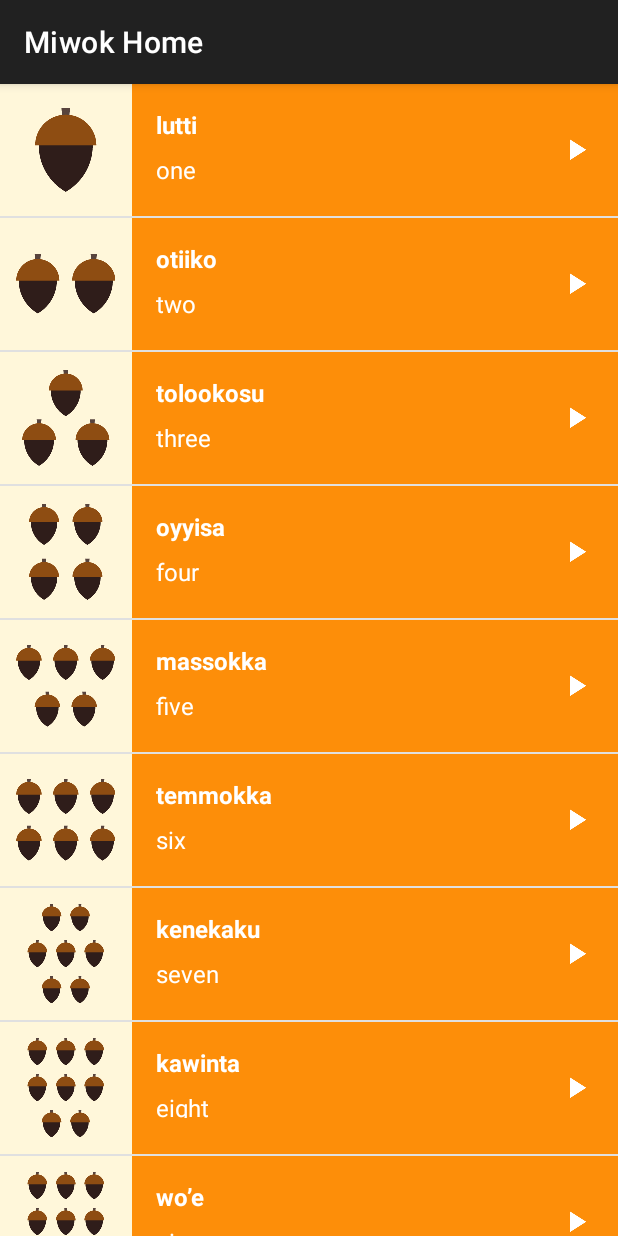
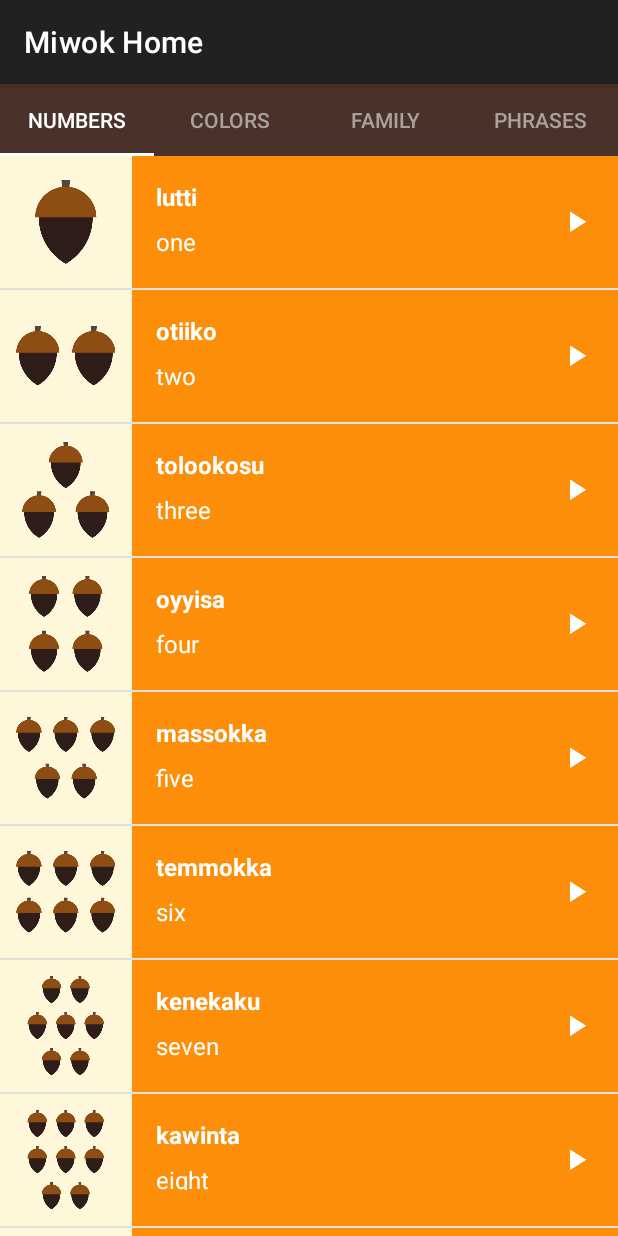
Before and after one commit to sanmeshkakade/MiwokApp, an Android app: the screen it shows after launch (Home), on a phone screen of 412 x 824 dp. Run offline under Robolectric (Android 15) with nearby library versions, the phone set to English and light mode, and no system bars.

Commit message:
TabLayout added

```diff
--- a/app/src/main/java/com/example/myapplication1/Home.java
+++ b/app/src/main/java/com/example/myapplication1/Home.java
@@ -8,6 +8,8 @@ import android.widget.TextView;
 import androidx.annotation.Nullable;
 import androidx.appcompat.app.AppCompatActivity;
 import androidx.viewpager.widget.ViewPager;
+
+import com.google.android.material.tabs.TabLayout;
 
 public class Home extends AppCompatActivity {
 
@@ -25,6 +27,9 @@ public class Home extends AppCompatActivity {
 
         //set the adapter onto the view pager
         viewPager.setAdapter(adapter);
+
+        TabLayout tabLayout = (TabLayout)findViewById(R.id.sliding_tabs);
+        tabLayout.setupWithViewPager(viewPager);
 
 //        //finding view by id
 //        TextView numbers = findViewById(R.id.numbers);
--- a/app/src/main/java/com/example/myapplication1/SimpleFragmentPageAdapter.java
+++ b/app/src/main/java/com/example/myapplication1/SimpleFragmentPageAdapter.java
@@ -3,6 +3,7 @@ package com.example.myapplication1;
 import android.view.View;
 
 import androidx.annotation.NonNull;
+import androidx.annotation.Nullable;
 import androidx.fragment.app.Fragment;
 import androidx.fragment.app.FragmentManager;
 import androidx.fragment.app.FragmentPagerAdapter;
@@ -10,8 +11,9 @@ import androidx.fragment.app.FragmentPagerAdapter;
 import org.jetbrains.annotations.NotNull;
 
 public class SimpleFragmentPageAdapter extends FragmentPagerAdapter {
+    private final String[] tabTitles = new String[] {"NUMBERS","COLORS","FAMILY", "PHRASES"};
 
-    public SimpleFragmentPageAdapter(FragmentManager fm){super(fm);}
+    public SimpleFragmentPageAdapter(FragmentManager fm){super(fm,BEHAVIOR_RESUME_ONLY_CURRENT_FRAGMENT);}
 
 
     @Override
@@ -33,4 +35,9 @@ public class SimpleFragmentPageAdapter extends FragmentPagerAdapter {
     public int getCount() {
         return 4;
     }
+
+    @Override
+    public CharSequence getPageTitle(int position) {
+        return tabTitles[position];
+    }
 }
--- a/app/src/main/res/layout/home.xml
+++ b/app/src/main/res/layout/home.xml
@@ -1,16 +1,29 @@
 <?xml version="1.0" encoding="utf-8"?>
-<androidx.constraintlayout.widget.ConstraintLayout xmlns:android="http://schemas.android.com/apk/res/android"
+<LinearLayout xmlns:android="http://schemas.android.com/apk/res/android"
+    xmlns:app="http://schemas.android.com/apk/res-auto"
+    xmlns:tools="http://schemas.android.com/tools"
+    android:id="@+id/home"
     android:layout_width="match_parent"
     android:layout_height="match_parent"
-    xmlns:tools="http://schemas.android.com/tools"
-    android:id="@+id/home"
+    android:orientation="vertical"
     tools:context=".Home">
 
+
+    <com.google.android.material.tabs.TabLayout
+        android:id="@+id/sliding_tabs"
+        style="@style/Tabs"
+        android:layout_width="match_parent"
+        android:layout_height="wrap_content" />
+
     <androidx.viewpager.widget.ViewPager
+        android:id="@+id/viewpager"
         android:layout_width="match_parent"
-        android:layout_height="match_parent"
-        android:id="@+id/viewpager"/>
-<!--
+        android:layout_height="match_parent">
+
+
+
+    </androidx.viewpager.widget.ViewPager>
+    <!--
     <LinearLayout
         android:layout_width="match_parent"
         android:layout_height="match_parent"
@@ -64,4 +77,4 @@
 
     </LinearLayout>
 -->
-</androidx.constraintlayout.widget.ConstraintLayout>
+</LinearLayout>
--- a/app/src/main/res/values/colors.xml
+++ b/app/src/main/res/values/colors.xml
@@ -34,4 +34,8 @@
 
     <!-- Background color for the phrases category -->
     <color name="category_phrases">#16AFCA</color>
+
+    <color name="tab_font_inactive">#A8A19E</color>
+
+    <color name="tab_font_active">#FFFFFF</color>
 </resources>
--- a/app/src/main/res/values/styles.xml
+++ b/app/src/main/res/values/styles.xml
@@ -21,7 +21,7 @@
     </style>
 
     <!-- Style for a category of vocabulary words -->
-    <style name="CategoryStyle">
+    <style name="CategoryStyle" parent="Widget.AppCompat.TextView">
         <item name="android:layout_width">match_parent</item>
         <item name="android:layout_height">@dimen/list_item_height</item>
         <item name="android:gravity">center_vertical</item>
@@ -30,5 +30,13 @@
         <item name="android:textStyle">bold</item>
         <item name="android:textAppearance">?android:textAppearanceMedium</item>
     </style>
+    <style name="Tabs" parent="Widget.Design.TabLayout">
+        <item name = "android:background">@color/primary_color</item>
+        <item name="tabTextColor">@color/tab_font_inactive</item>
+        <item name="tabIndicatorColor">@color/tab_font_active</item>
+        <item name="tabSelectedTextColor">@color/tab_font_active</item>
+        <item name="tabMode">fixed</item>
+
+    </style>
 
 </resources>
```
